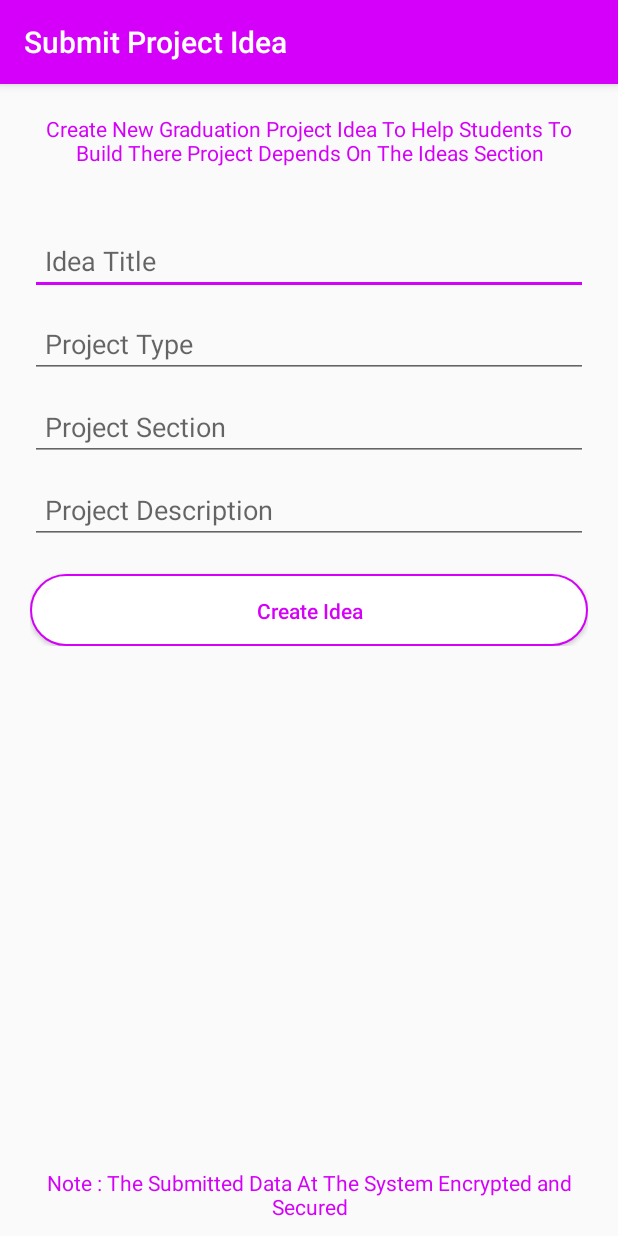
After one commit to Yazan98/Groupy, an Android app: the SubmitIdeaScreen screen opened directly, with no data from a screen before it, on a phone screen of 412 x 824 dp. The commit adds this screen. Run offline under Robolectric (Android 15) with nearby library versions, the phone set to English and light mode, and no system bars; our stand-ins replace Firebase (no records; nobody signed in at launch, a user with empty details on screens opened directly).

Commit message:
add shit

```diff
--- a/admin/app/src/main/java/com/yazan98/groupyadmin/RegisterScreen.kt
+++ b/admin/app/src/main/java/com/yazan98/groupyadmin/screens/RegisterScreen.kt
@@ -1,8 +1,9 @@
-package com.yazan98.groupyadmin
+package com.yazan98.groupyadmin.screens
 
 import android.app.ProgressDialog
 import android.content.Intent
 import android.os.Bundle
+import com.yazan98.groupyadmin.R
 import com.yazan98.groupyadmin.logic.ProfileRepository
 import com.yazan98.groupyadmin.models.Profile
 import io.vortex.android.prefs.VortexPrefs
@@ -86,10 +87,12 @@ class RegisterScreen : VortexScreen() {
             profile.name?.let {
                 VortexPrefs.put("Name", it)
             }
+            VortexPrefs.put("UserStatus", true)
 //            VortexPrefs.put("UserStatus" , true)
             VortexMessageDelegation().showShortMessage("Welcome To Grouper", this@RegisterScreen)
 
             withContext(Dispatchers.Main) {
+                VortexPrefs.put("UserStatus", true)
                 startActivity(Intent(this@RegisterScreen, MainScreen::class.java))
                 finish()
             }
--- a/admin/app/src/main/res/layout/activity_main.xml
+++ b/admin/app/src/main/res/layout/activity_main.xml
@@ -4,7 +4,7 @@
     xmlns:tools="http://schemas.android.com/tools"
     android:layout_width="match_parent"
     android:layout_height="match_parent"
-    tools:context=".MainActivity">
+    tools:context=".screens.MainActivity">
 
     <TextView
         android:layout_width="wrap_content"
--- /dev/null
+++ b/admin/app/src/main/res/layout/screen_idea.xml
@@ -0,0 +1,117 @@
+<?xml version="1.0" encoding="utf-8"?>
+<androidx.constraintlayout.widget.ConstraintLayout xmlns:android="http://schemas.android.com/apk/res/android"
+    xmlns:tools="http://schemas.android.com/tools"
+    android:layout_width="match_parent"
+    android:layout_height="match_parent"
+    xmlns:app="http://schemas.android.com/apk/res-auto">
+
+    <com.google.android.material.appbar.AppBarLayout
+        android:id="@+id/appBarLayout3"
+        android:layout_width="match_parent"
+        android:layout_height="wrap_content">
+
+        <androidx.appcompat.widget.Toolbar
+            android:layout_width="match_parent"
+            android:layout_height="wrap_content"
+            app:title="Submit Project Idea"
+            app:titleTextColor="@color/white" />
+
+    </com.google.android.material.appbar.AppBarLayout>
+
+    <TextView
+        android:id="@+id/textView2"
+        android:layout_width="match_parent"
+        android:layout_height="wrap_content"
+        android:padding="20dp"
+        android:text="Create New Graduation Project Idea To Help Students To Build There Project Depends On The Ideas Section"
+        android:textAlignment="center"
+        android:textColor="@color/colorPrimary"
+        app:layout_constraintEnd_toEndOf="parent"
+        app:layout_constraintStart_toStartOf="parent"
+        app:layout_constraintTop_toBottomOf="@+id/appBarLayout3" />
+
+
+    <LinearLayout
+        android:id="@+id/linearLayout3"
+        android:layout_width="match_parent"
+        android:layout_height="wrap_content"
+        android:layout_margin="20dp"
+        android:orientation="vertical"
+        app:layout_constraintTop_toBottomOf="@+id/textView2"
+        tools:layout_editor_absoluteX="20dp">
+
+        <EditText
+            android:layout_width="match_parent"
+            android:layout_height="wrap_content"
+            android:hint="Idea Title"
+            android:id="@+id/IdeaTitle"
+            android:paddingStart="10dp"
+            android:paddingEnd="10dp"
+            android:singleLine="true"
+            android:textColor="@color/black"
+            app:layout_constraintTop_toBottomOf="@+id/textView2"
+            tools:layout_editor_absoluteX="0dp" />
+
+        <EditText
+            android:layout_width="match_parent"
+            android:id="@+id/ProjectType"
+            android:layout_height="wrap_content"
+            android:layout_marginTop="10dp"
+            android:hint="Project Type"
+            android:paddingStart="10dp"
+            android:paddingEnd="10dp"
+            android:singleLine="true"
+            android:textColor="@color/black"
+            app:layout_constraintTop_toBottomOf="@+id/textView2"
+            tools:layout_editor_absoluteX="0dp" />
+
+        <EditText
+            android:layout_width="match_parent"
+            android:layout_height="wrap_content"
+            android:layout_marginTop="10dp"
+            android:hint="Project Section "
+            android:paddingStart="10dp"
+            android:paddingEnd="10dp"
+            android:id="@+id/ProjectSection"
+            android:singleLine="true"
+            android:textColor="@color/black"
+            app:layout_constraintTop_toBottomOf="@+id/textView2"
+            tools:layout_editor_absoluteX="0dp" />
+
+        <EditText
+            android:layout_width="match_parent"
+            android:layout_height="wrap_content"
+            android:layout_marginTop="10dp"
+            android:hint="Project Description"
+            android:paddingStart="10dp"
+            android:id="@+id/ProjectDesc"
+            android:paddingEnd="10dp"
+            android:singleLine="true"
+            android:textColor="@color/black"
+            app:layout_constraintTop_toBottomOf="@+id/textView2"
+            tools:layout_editor_absoluteX="0dp" />
+
+        <Button
+            android:layout_width="match_parent"
+            android:layout_height="wrap_content"
+            android:layout_marginTop="20dp"
+            android:id="@+id/SubmitButton"
+            android:background="@drawable/bg_btn_2"
+            android:text="Create Idea"
+            android:textAllCaps="false"
+            android:textColor="@color/colorPrimary" />
+
+    </LinearLayout>
+
+    <TextView
+        android:layout_width="match_parent"
+        android:layout_height="wrap_content"
+        android:layout_margin="10dp"
+        android:textAlignment="center"
+        android:text="Note : The Submitted Data At The System Encrypted and Secured"
+        android:textColor="@color/colorPrimary"
+        app:layout_constraintBottom_toBottomOf="parent"
+        app:layout_constraintEnd_toEndOf="parent"
+        app:layout_constraintStart_toStartOf="parent" />
+
+</androidx.constraintlayout.widget.ConstraintLayout>
```
Also changed, not shown: admin/app/src/main/AndroidManifest.xml (+7 -5 lines), admin/app/src/main/java/com/yazan98/groupyadmin/MainActivity.kt (deleted, +0 -29 lines), admin/app/src/main/java/com/yazan98/groupyadmin/MainScreen.kt (deleted, +0 -7 lines), admin/app/src/main/java/com/yazan98/groupyadmin/screens/LoginScreen.kt (renamed from admin/app/src/main/java/com/yazan98/groupyadmin/LoginScreen.kt, +11 -3 lines), admin/app/src/main/java/com/yazan98/groupyadmin/screens/MainActivity.kt (added, +35 -0 lines), admin/app/src/main/java/com/yazan98/groupyadmin/screens/MainScreen.kt (added, +22 -0 lines), admin/app/src/main/java/com/yazan98/groupyadmin/screens/SubmitIdeaScreen.kt (added, +50 -0 lines), admin/app/src/main/res/layout/screen_main.xml (added, +86 -0 lines).
